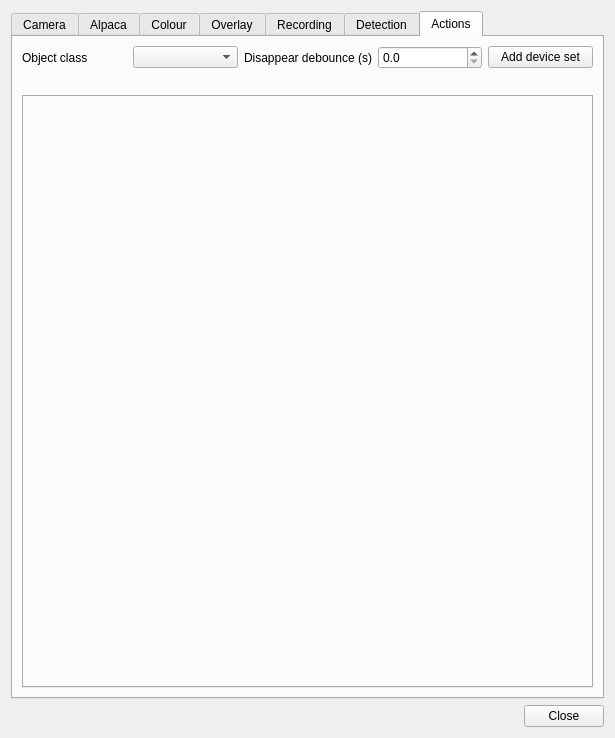
This is plugins/feature/camera/camerasettingsdialog.ui in srcejon/sdrangel as Qt 5 draws it before an edit. The edited form follows.
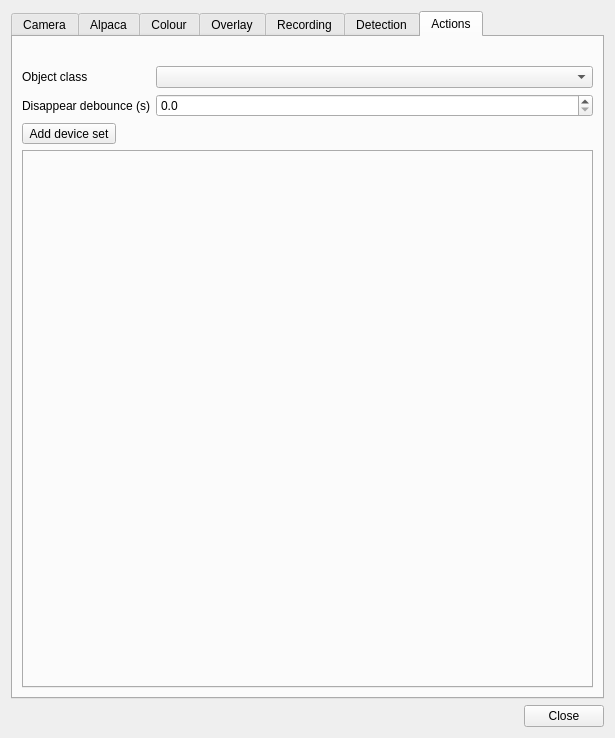
This is the edited form. The open tabs and pages were chosen to show the change. Icons and pictures are not drawn.

Commit message: Refit when image size changes.

What changed in the file:
```diff
--- a/plugins/feature/camera/camerasettingsdialog.ui
+++ b/plugins/feature/camera/camerasettingsdialog.ui
@@ -2292,29 +2292,39 @@
       </attribute>
       <layout class="QVBoxLayout" name="verticalLayout_7">
        <item>
-        <layout class="QHBoxLayout" name="actionsHeaderLayout">
-         <item>
+        <widget class="QLabel" name="actionsStatusLabel">
+         <property name="text">
+          <string/>
+         </property>
+         <property name="wordWrap">
+          <bool>true</bool>
+         </property>
+        </widget>
+       </item>
+       <item>
+        <layout class="QFormLayout" name="formLayout_7">
+         <item row="0" column="0">
           <widget class="QLabel" name="actionsClassLabel">
            <property name="text">
             <string>Object class</string>
            </property>
           </widget>
          </item>
-         <item>
+         <item row="0" column="1">
           <widget class="QComboBox" name="actionsClassCombo">
            <property name="toolTip">
             <string>YOLO object class whose actions are being configured</string>
            </property>
           </widget>
          </item>
-         <item>
+         <item row="1" column="0">
           <widget class="QLabel" name="actionsDisappearDebounceLabel">
            <property name="text">
             <string>Disappear debounce (s)</string>
            </property>
           </widget>
          </item>
-         <item>
+         <item row="1" column="1">
           <widget class="QDoubleSpinBox" name="actionsDisappearDebounceSpin">
            <property name="toolTip">
             <string>How long a class must stay absent before disappearance actions run</string>
@@ -2333,30 +2343,26 @@
            </property>
           </widget>
          </item>
-         <item>
-          <widget class="QPushButton" name="actionsAddButton">
-           <property name="toolTip">
-            <string>Add device set control settings for the selected object class</string>
-           </property>
-           <property name="text">
-            <string>Add device set</string>
-           </property>
-          </widget>
-         </item>
         </layout>
        </item>
        <item>
-        <widget class="QLabel" name="actionsStatusLabel">
-         <property name="text">
-          <string/>
+        <widget class="QToolButton" name="actionsAddButton">
+         <property name="toolTip">
+          <string>Add device set control settings for the selected object class</string>
          </property>
-         <property name="wordWrap">
-          <bool>true</bool>
+         <property name="text">
+          <string>Add device set</string>
          </property>
         </widget>
        </item>
        <item>
         <widget class="QTabWidget" name="actionsTabWidget">
+         <property name="sizePolicy">
+          <sizepolicy hsizetype="Expanding" vsizetype="Expanding">
+           <horstretch>0</horstretch>
+           <verstretch>1</verstretch>
+          </sizepolicy>
+         </property>
          <property name="tabsClosable">
           <bool>true</bool>
          </property>
```
Left out of the diff: 15 changed lines with no effect on the pictures. The commit also changes 1 other file.
